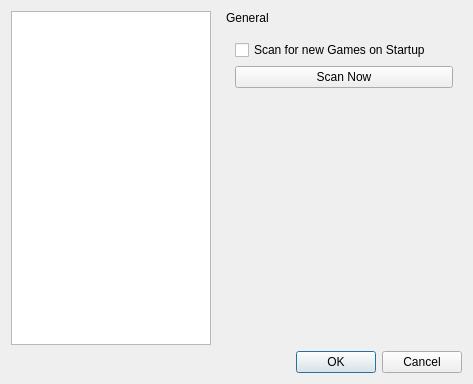
Before: the Qt Designer form fsettingsdialog.ui in FusionLauncher/FusionClient, drawn with Qt 5.
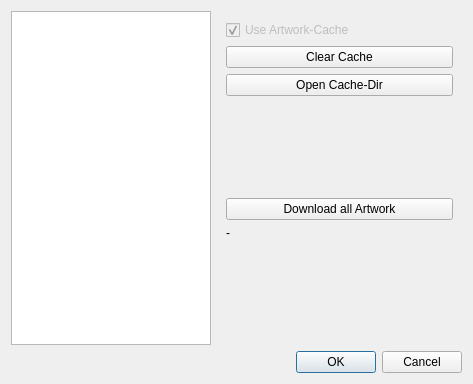
After: the same form once the commit is applied.

Commit message: Add: Ability to download all Artwork at one Add: Clear Image-Cache Add: Show Image-Cachedir

```diff
--- a/fsettingsdialog.ui
+++ b/fsettingsdialog.ui
@@ -57,7 +57,7 @@
       <item>
        <widget class="QStackedWidget" name="settingPages">
         <property name="currentIndex">
-         <number>0</number>
+         <number>3</number>
         </property>
         <widget class="QWidget" name="General">
          <layout class="QVBoxLayout" name="verticalLayout_2">
@@ -236,6 +236,77 @@
           </item>
          </layout>
         </widget>
+        <widget class="QWidget" name="Artwork">
+         <layout class="QVBoxLayout" name="verticalLayout_5">
+          <item>
+           <widget class="QCheckBox" name="cb_Artwork_UseCache">
+            <property name="enabled">
+             <bool>false</bool>
+            </property>
+            <property name="text">
+             <string>Use Artwork-Cache</string>
+            </property>
+            <property name="checked">
+             <bool>true</bool>
+            </property>
+           </widget>
+          </item>
+          <item>
+           <widget class="QPushButton" name="btn_Artwork_ClearCache">
+            <property name="text">
+             <string>Clear Cache</string>
+            </property>
+           </widget>
+          </item>
+          <item>
+           <widget class="QPushButton" name="btn_Artwork_openCache">
+            <property name="text">
+             <string>Open Cache-Dir</string>
+            </property>
+           </widget>
+          </item>
+          <item>
+           <spacer name="verticalSpacer_4">
+            <property name="orientation">
+             <enum>Qt::Vertical</enum>
+            </property>
+            <property name="sizeHint" stdset="0">
+             <size>
+              <width>20</width>
+              <height>40</height>
+             </size>
+            </property>
+           </spacer>
+          </item>
+          <item>
+           <widget class="QPushButton" name="btn_Artwork_DownloadAll">
+            <property name="text">
+             <string>Download all Artwork</string>
+            </property>
+           </widget>
+          </item>
+          <item>
+           <widget class="QLabel" name="la_Artwork_DownloadStatus">
+            <property name="text">
+             <string>-</string>
+            </property>
+           </widget>
+          </item>
+          <item>
+           <spacer name="verticalSpacer_5">
+            <property name="orientation">
+             <enum>Qt::Vertical</enum>
+            </property>
+            <property name="sizeHint" stdset="0">
+             <size>
+              <width>20</width>
+              <height>40</height>
+             </size>
+            </property>
+           </spacer>
+          </item>
+         </layout>
+        </widget>
        </widget>
       </item>
      </layout>
```
The commit also changes 2 other files.
